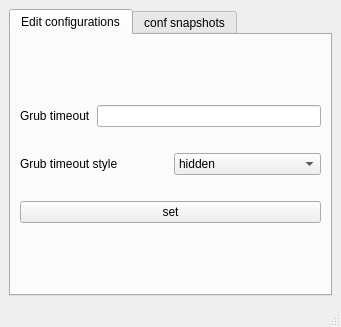
Above: main.ui from Thenujan-0/grub-editor before the change. Below: the same form after it.
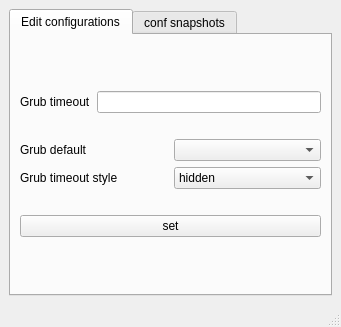
That is the form after the change.

Commit message: grub default option added but not fully functional

The edit to the form file:
```diff
--- a/main.ui
+++ b/main.ui
@@ -47,6 +47,20 @@
             </item>
            </layout>
           </item>
+          <item>
+           <layout class="QHBoxLayout" name="horizontalLayout_3">
+            <item>
+             <widget class="QLabel" name="label_2">
+              <property name="text">
+               <string>Grub default</string>
+              </property>
+             </widget>
+            </item>
+            <item>
+             <widget class="QComboBox" name="comboBox_default_entry"/>
+            </item>
+           </layout>
+          </item>
           <item>
            <layout class="QHBoxLayout" name="horizontalLayout_2">
             <property name="bottomMargin">
```
The commit also changes 4 other files.
